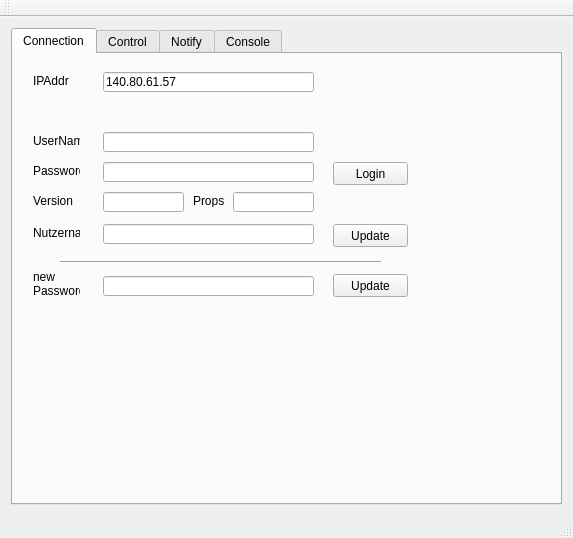
This is StamOrga/PC/mainwindow.ui in WaterMax83/StamOrga as Qt 5 draws it before an edit. The edited form follows.
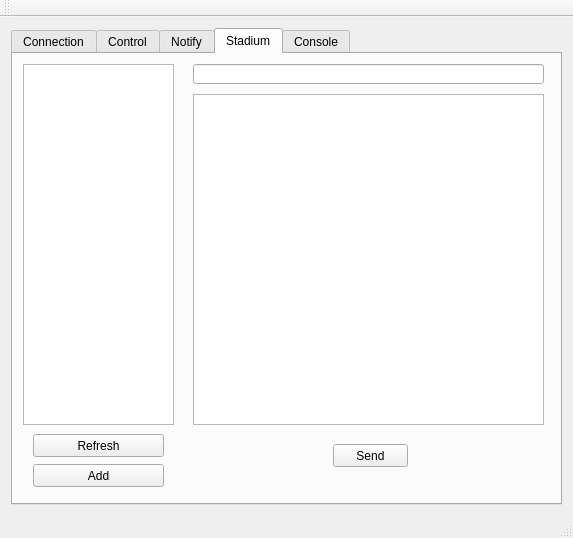
This is the edited form.

Commit message: Implement setting of stadium web page

```diff
--- a/StamOrga/PC/mainwindow.ui
+++ b/StamOrga/PC/mainwindow.ui
@@ -20,7 +20,7 @@
       <item>
        <widget class="QTabWidget" name="tabWidget">
         <property name="currentIndex">
-         <number>0</number>
+         <number>3</number>
         </property>
         <widget class="QWidget" name="tab">
          <attribute name="title">
@@ -487,6 +487,80 @@
           </property>
          </widget>
         </widget>
+        <widget class="QWidget" name="tab_4">
+         <attribute name="title">
+          <string>Stadium</string>
+         </attribute>
+         <widget class="QListView" name="lViewWebPageList">
+          <property name="geometry">
+           <rect>
+            <x>10</x>
+            <y>10</y>
+            <width>151</width>
+            <height>361</height>
+           </rect>
+          </property>
+         </widget>
+         <widget class="QPushButton" name="btnRefreshWebPage">
+          <property name="geometry">
+           <rect>
+            <x>20</x>
+            <y>380</y>
+            <width>131</width>
+            <height>23</height>
+           </rect>
+          </property>
+          <property name="text">
+           <string>Refresh</string>
+          </property>
+         </widget>
+         <widget class="QPushButton" name="btnAddWebPage">
+          <property name="geometry">
+           <rect>
+            <x>20</x>
+            <y>410</y>
+            <width>131</width>
+            <height>23</height>
+           </rect>
+          </property>
+          <property name="text">
+           <string>Add</string>
+          </property>
+         </widget>
+         <widget class="QLineEdit" name="lEditWebPageHeader">
+          <property name="geometry">
+           <rect>
+            <x>180</x>
+            <y>10</y>
+            <width>351</width>
+            <height>20</height>
+           </rect>
+          </property>
+         </widget>
+         <widget class="QPlainTextEdit" name="txtEditWebPageBody">
+          <property name="geometry">
+           <rect>
+            <x>180</x>
+            <y>40</y>
+            <width>351</width>
+            <height>331</height>
+           </rect>
+          </property>
+         </widget>
+         <widget class="QPushButton" name="btnSendWebPageData">
+          <property name="geometry">
+           <rect>
+            <x>320</x>
+            <y>390</y>
+            <width>75</width>
+            <height>23</height>
+           </rect>
+          </property>
+          <property name="text">
+           <string>Send</string>
+          </property>
+         </widget>
+        </widget>
         <widget class="QWidget" name="tabConsole">
          <attribute name="title">
           <string>Console</string>
```
The commit also changes 13 other files.
